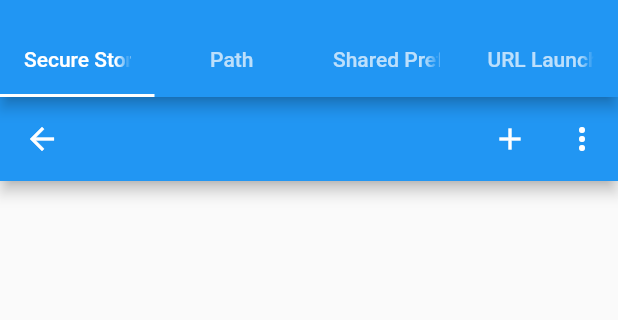
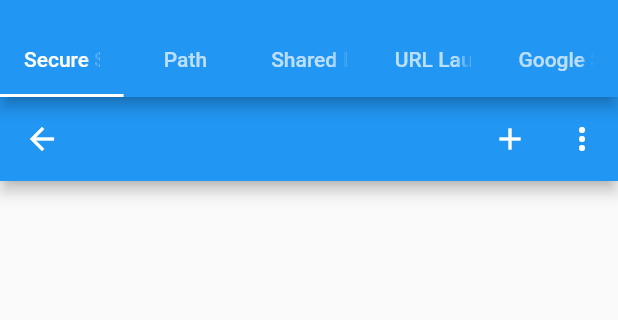
Before and after one commit to bizhan/linux_plugins, a Flutter app: the MiscPage screen opened by its route, on a phone screen of 412 x 824 dp, the part 59-379 px from its top. Run offline on Flutter 3.47's test engine with Material 2 defaults, Android fonts, the light colour scheme and no system bars; our stand-ins replace battery_plus, connectivity_plus, device_info_plus, flutter_secure_storage, google_sign_in, in_app_purchase and 3 more; missing offline and left inert: bluez, dbus, flutter_gpiod, flutter_libserialport, fwupd, gsettings and 5 more; accounts and stored records are empty.

Commit message:
Google Sign In
Signed-off-by: Joel Winarske <joel.winarske@gmail.com>

```diff
--- a/lib/fragments/misc_page.dart
+++ b/lib/fragments/misc_page.dart
@@ -1,5 +1,6 @@
 import 'package:flutter/material.dart';
 import 'package:linux_plugins/fragments/plugins/flutter_secure_storage.dart';
+import 'package:linux_plugins/fragments/plugins/google_sign_in.dart';
 import 'package:linux_plugins/navigationDrawer/navigation_drawer.dart';
 import 'package:linux_plugins/fragments/plugins/path_provider.dart';
 import 'package:linux_plugins/fragments/plugins/shared_preferences.dart';
@@ -13,7 +14,7 @@
   @override
   Widget build(BuildContext context) {
       return DefaultTabController(
-            length: 4,
+            length: 5,
             child: Scaffold(
               drawer: const NavigationDrawer(),
               appBar: AppBar(
@@ -23,6 +24,7 @@
                     Tab(text: 'Path'),
                     Tab(text: 'Shared Preferences'),
                     Tab(text: 'URL Launcher'),
+                    Tab(text: 'Google Sign In'),
                   ],
                 ),
                 title: const Text('Misc'),
@@ -33,6 +35,7 @@
                   PathProvider(),
                   SharedPreferencesPage(),
                   UrlLauncherPage(title: 'Url Launcher'),
+                  GoogleSignInPage(),
                 ],
               ),
           ),
--- a/lib/fragments/plugins/google_sign_in.dart
+++ b/lib/fragments/plugins/google_sign_in.dart
@@ -144,9 +144,6 @@
   @override
   Widget build(BuildContext context) {
     return Scaffold(
-        appBar: AppBar(
-          title: const Text('Google Sign In'),
-        ),
         body: ConstrainedBox(
           constraints: const BoxConstraints.expand(),
           child: _buildBody(),
```
